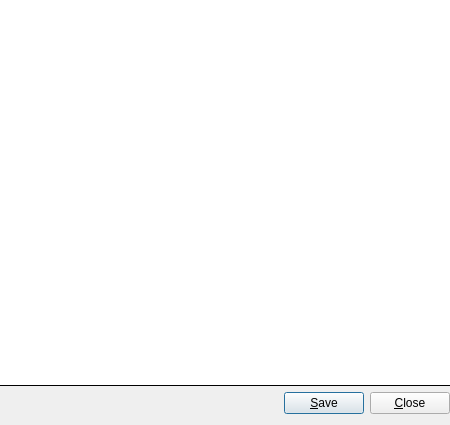
Old version of the form JsonEditorDialog.ui in the repository Syping/gta5sync.
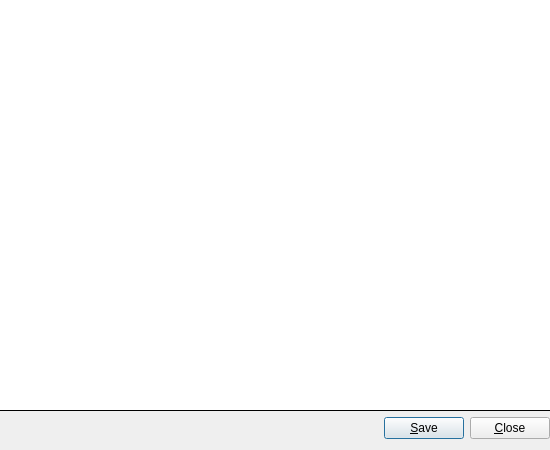
New version of the form.

Commit message: update json editor size

What changed in the file:
```diff
--- a/JsonEditorDialog.ui
+++ b/JsonEditorDialog.ui
@@ -6,8 +6,8 @@
    <rect>
     <x>0</x>
     <y>0</y>
-    <width>450</width>
-    <height>425</height>
+    <width>550</width>
+    <height>450</height>
    </rect>
   </property>
   <property name="windowTitle">
```
The commit also changes 1 other file.
